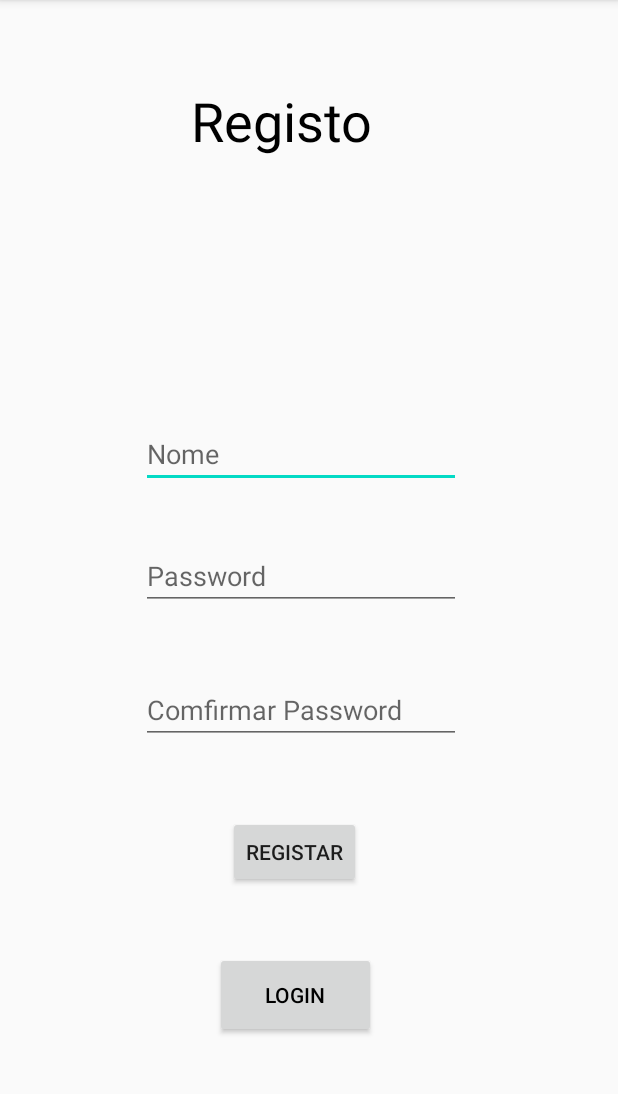
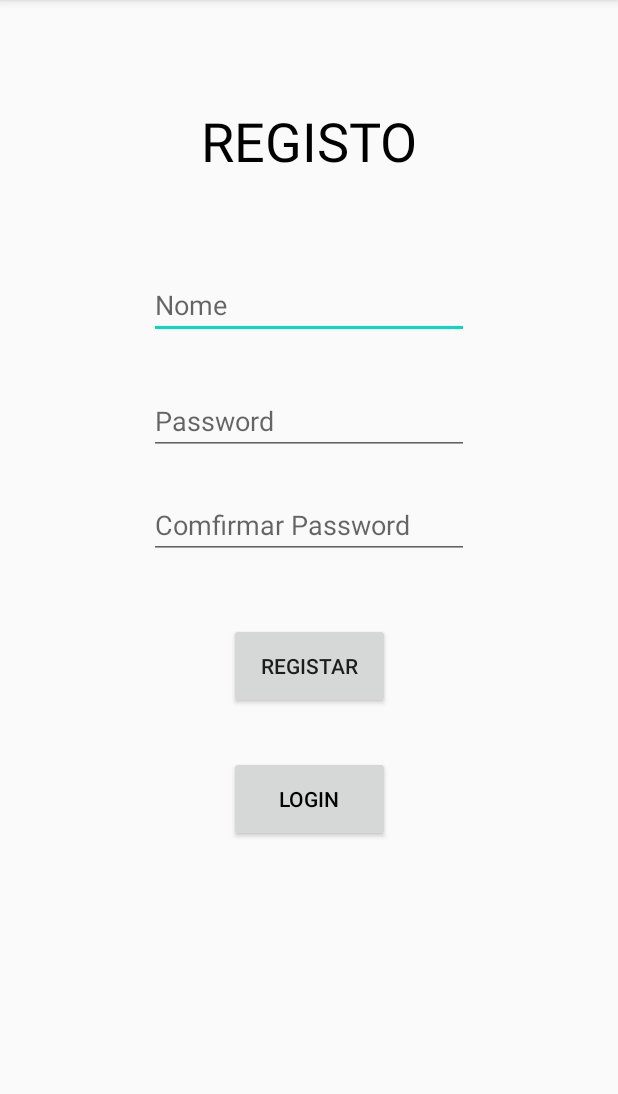
Before and after one commit to pipamata/Spread-the-TaC-News, an Android app: the screen it shows after launch (Registo), after a tap on "REGISTO", on a phone screen of 412 x 824 dp, the part 84-1178 px from its top. Run offline under Robolectric (Android 15) with nearby library versions, the phone set to English and light mode, and no system bars.

```diff
--- a/app/src/main/java/pt/ubi/di/pmd/spread_the_tac_news/Login.java
+++ b/app/src/main/java/pt/ubi/di/pmd/spread_the_tac_news/Login.java
@@ -4,23 +4,18 @@ import androidx.appcompat.app.AppCompatActivity;
 
 import android.content.Intent;
 import android.os.Bundle;
-import android.util.Log;
 import android.view.View;
 import android.widget.Button;
 import android.widget.EditText;
 import android.widget.Toast;
-
 import java.util.ArrayList;
 import java.util.List;
 
 public class Login extends AppCompatActivity {
-    DataBaseHelper mDatabase = new DataBaseHelper(this);
+    DataBaseHelper db = new DataBaseHelper(this);
     List<User> listaUsers =  new ArrayList<>();
-    EditText name;
-    EditText password;
-    Button login;
-    Button registar;
-
+    EditText name, password;
+    Button login,registar;
 
     @Override
     protected void onCreate(Bundle savedInstanceState) {
@@ -45,11 +40,11 @@ public class Login extends AppCompatActivity {
                 Intent registoIn = new Intent(Login.this, Registo.class);
                 startActivity(registoIn);
             }
-            });
+        });
     }
 
     private void Validate(String userName, String userPassword){
-        listaUsers = mDatabase.getAllUsers();
+        listaUsers = db.getAllUsers();
         boolean userExist=false;
 
         for (int i = 0; i<listaUsers.size(); i++) {
@@ -59,7 +54,6 @@ public class Login extends AppCompatActivity {
                 break;
             }
         }
-
         if (userExist){
             Intent intent = new Intent(Login.this, MainActivity.class);
             intent.putExtra("Username", userName);
--- a/app/src/main/java/pt/ubi/di/pmd/spread_the_tac_news/Registo.java
+++ b/app/src/main/java/pt/ubi/di/pmd/spread_the_tac_news/Registo.java
@@ -8,17 +8,13 @@ import android.view.View;
 import android.widget.Button;
 import android.widget.EditText;
 import android.widget.Toast;
-
 import java.util.ArrayList;
 import java.util.List;
 
 public class Registo extends AppCompatActivity {
-    DataBaseHelper mDatabase = new DataBaseHelper(this);
-    EditText name;
-    EditText password;
-    EditText confpassword;
-    Button registo;
-    Button login;
+    DataBaseHelper db = new DataBaseHelper(this);
+    EditText name, password, confpassword;
+    Button registo,login;
     List<User> listaUsers =  new ArrayList<>();
 
     @Override
@@ -47,7 +43,7 @@ public class Registo extends AppCompatActivity {
                 String pass = password.getText().toString();
                 String confpass = confpassword.getText().toString();
                 boolean existeUser = false;
-                listaUsers = mDatabase.getAllUsers();
+                listaUsers = db.getAllUsers();
 
                 for (int i = 0; i<listaUsers.size(); i++) {
                     if ((user.equals(listaUsers.get(i).getUser()))) {
@@ -59,7 +55,7 @@ public class Registo extends AppCompatActivity {
                 if (existeUser == false) {
                     if (pass.equals(confpass)) {
                         Toast.makeText(Registo.this, "Registo Concluido", Toast.LENGTH_SHORT).show();
-                        mDatabase.adicionarUser(user, pass);
+                        db.addUser(user, pass);
                         Intent loginIn = new Intent(Registo.this, Login.class);
                         startActivity(loginIn);
                     }else{
--- a/app/src/main/res/layout/activity_registo.xml
+++ b/app/src/main/res/layout/activity_registo.xml
@@ -12,12 +12,12 @@
         android:layout_width="156dp"
         android:layout_height="76dp"
         android:layout_marginTop="56dp"
-        android:text="Registo"
+        android:gravity="center"
+        android:text="@string/registo"
         android:textColor="#000000"
         android:textSize="36sp"
         app:layout_constraintBottom_toTopOf="@+id/rNome"
         app:layout_constraintEnd_toEndOf="parent"
-        app:layout_constraintHorizontal_bias="0.498"
         app:layout_constraintStart_toStartOf="parent"
         app:layout_constraintTop_toTopOf="parent"
         app:layout_constraintVertical_bias="0.0" />
@@ -26,65 +26,62 @@
         android:id="@+id/rNome"
         android:layout_width="wrap_content"
         android:layout_height="wrap_content"
-        android:layout_marginBottom="36dp"
+        android:layout_marginBottom="32dp"
         android:ems="10"
-        android:hint="Nome"
+        android:hint="@string/nome"
         android:inputType="textPersonName"
         app:layout_constraintBottom_toTopOf="@+id/rPass"
         app:layout_constraintEnd_toEndOf="parent"
-        app:layout_constraintHorizontal_bias="0.472"
         app:layout_constraintStart_toStartOf="parent" />
+
+    <EditText
+        android:id="@+id/rConfPass"
+        android:layout_width="wrap_content"
+        android:layout_height="wrap_content"
+        android:layout_marginTop="24dp"
+        android:ems="10"
+        android:hint="@string/confpassword"
+        android:inputType="textPassword"
+        app:layout_constraintEnd_toEndOf="parent"
+        app:layout_constraintStart_toStartOf="parent"
+        app:layout_constraintTop_toBottomOf="@+id/rPass" />
+
+    <Button
+        android:id="@+id/rRegisto"
+        android:layout_width="107dp"
+        android:layout_height="57dp"
+        android:text="@string/registar"
+        app:layout_constraintBottom_toTopOf="@+id/rLogin"
+        app:layout_constraintEnd_toEndOf="parent"
+        app:layout_constraintStart_toStartOf="parent"
+        app:layout_constraintTop_toBottomOf="@+id/rConfPass"
+        app:layout_constraintVertical_bias="0.573" />
+
+    <Button
+        android:id="@+id/rLogin"
+        android:layout_width="107dp"
+        android:layout_height="57dp"
+        android:layout_marginBottom="76dp"
+        android:text="@string/login"
+        android:textColor="#000000"
+        android:textSize="14sp"
+        app:layout_constraintBottom_toBottomOf="parent"
+        app:layout_constraintEnd_toEndOf="parent"
+        app:layout_constraintStart_toStartOf="parent"
+        app:layout_constraintTop_toBottomOf="@+id/rConfPass"
+        app:layout_constraintVertical_bias="0.502" />
 
     <EditText
         android:id="@+id/rPass"
         android:layout_width="wrap_content"
         android:layout_height="wrap_content"
         android:ems="10"
-        android:hint="Password"
+        android:hint="@string/password"
         android:inputType="textPassword"
         app:layout_constraintBottom_toBottomOf="parent"
         app:layout_constraintEnd_toEndOf="parent"
-        app:layout_constraintHorizontal_bias="0.472"
         app:layout_constraintStart_toStartOf="parent"
-        app:layout_constraintTop_toTopOf="parent" />
+        app:layout_constraintTop_toTopOf="parent"
+        app:layout_constraintVertical_bias="0.357" />
 
-    <EditText
-        android:id="@+id/rConfPass"
-        android:layout_width="wrap_content"
-        android:layout_height="wrap_content"
-        android:layout_marginTop="44dp"
-        android:ems="10"
-        android:hint="Comfirmar Password"
-        android:inputType="textPassword"
-        app:layout_constraintEnd_toEndOf="parent"
-        app:layout_constraintHorizontal_bias="0.472"
-        app:layout_constraintStart_toStartOf="parent"
-        app:layout_constraintTop_toBottomOf="@+id/rPass" />
-
-    <Button
-        android:id="@+id/rLogin"
-        android:layout_width="107dp"
-        android:layout_height="57dp"
-        android:layout_marginBottom="76dp"
-        android:text="Login"
-        android:textColor="#000000"
-        android:textSize="14sp"
-        app:layout_constraintBottom_toBottomOf="parent"
-        app:layout_constraintEnd_toEndOf="parent"
-        app:layout_constraintHorizontal_bias="0.47"
-        app:layout_constraintStart_toStartOf="parent"
-        app:layout_constraintTop_toBottomOf="@+id/rConfPass"
-        app:layout_constraintVertical_bias="1.0" />
-
-    <Button
-        android:id="@+id/rRegisto"
-        android:layout_width="wrap_content"
-        android:layout_height="wrap_content"
-        android:text="Registar"
-        app:layout_constraintBottom_toTopOf="@+id/rLogin"
-        app:layout_constraintEnd_toEndOf="parent"
-        app:layout_constraintHorizontal_bias="0.47"
-        app:layout_constraintStart_toStartOf="parent"
-        app:layout_constraintTop_toBottomOf="@+id/rConfPass"
-        app:layout_constraintVertical_bias="0.532" />
 </androidx.constraintlayout.widget.ConstraintLayout>
--- a/app/src/main/res/values/strings.xml
+++ b/app/src/main/res/values/strings.xml
@@ -2,5 +2,15 @@
     <string name="app_name">Spread-the-TaC-News</string>
     <string name="imagemnoticia">Imagem da Noticia</string>
     <string name="avaliar">Avaliar</string>
+    <string name="registo">REGISTO</string>
+    <string name="registar">Registar</string>
+    <string name="login">LOGIN</string>
+    <string name="tac">TAC</string>
+    <string name="verNoticias">Ver Noticias</string>
+    <string name="password">Password</string>
+    <string name="confpassword">Comfirmar Password</string>
+    <string name="nome">Nome</string>
     <string name="resultou">Resultou=?????</string>
+    <string name="semInternet">Sem Conexao à Internet</string>
+
 </resources>
```
Also changed, not shown: app/src/main/java/pt/ubi/di/pmd/spread_the_tac_news/DataBaseHelper.java (+6 -91 lines), app/src/main/java/pt/ubi/di/pmd/spread_the_tac_news/FetchData.java (deleted, +0 -77 lines), app/src/main/java/pt/ubi/di/pmd/spread_the_tac_news/MainActivity.java (+14 -100 lines), app/src/main/java/pt/ubi/di/pmd/spread_the_tac_news/News.java (+9 -45 lines), app/src/main/java/pt/ubi/di/pmd/spread_the_tac_news/Noticia.java (+12 -14 lines), app/src/main/res/layout/activity_login.xml (+12 -16 lines), app/src/main/res/layout/activity_main.xml (+10 -6 lines), app/src/main/res/layout/item_news.xml (+13 -6 lines), app/src/main/res/drawable-v24/teste.png (added).
